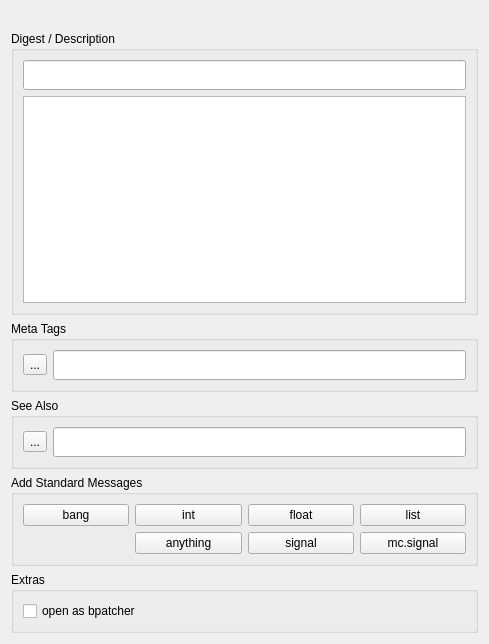
Qt form src/Edit/PagePatch.ui (xavierxeon-music/HelpForMax) before a commit.
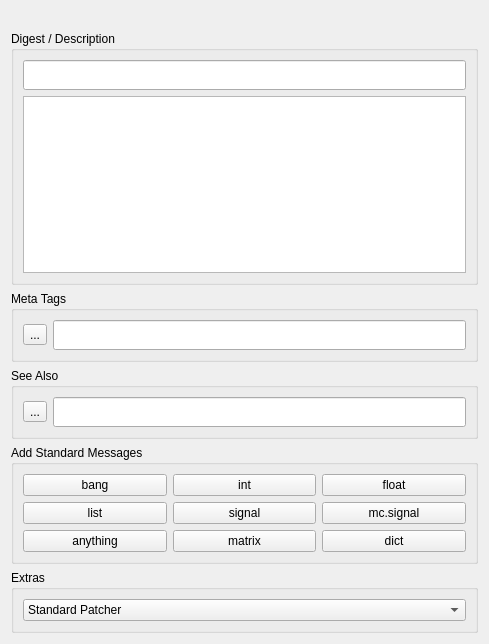
The same form after that commit.

Diff of the .ui file:
```diff
--- a/src/Edit/PagePatch.ui
+++ b/src/Edit/PagePatch.ui
@@ -116,41 +116,6 @@
       <bool>true</bool>
      </property>
      <layout class="QGridLayout" name="gridLayout">
-      <item row="0" column="1">
-       <widget class="QPushButton" name="messageIntButton">
-        <property name="text">
-         <string>int</string>
-        </property>
-       </widget>
-      </item>
-      <item row="0" column="0">
-       <widget class="QPushButton" name="messageBangButton">
-        <property name="text">
-         <string>bang</string>
-        </property>
-       </widget>
-      </item>
-      <item row="0" column="2">
-       <widget class="QPushButton" name="messageFloatButton">
-        <property name="text">
-         <string>float</string>
-        </property>
-       </widget>
-      </item>
-      <item row="0" column="3">
-       <widget class="QPushButton" name="messageListButton">
-        <property name="text">
-         <string>list</string>
-        </property>
-       </widget>
-      </item>
-      <item row="3" column="3">
-       <widget class="QPushButton" name="messageMultiSignalButton">
-        <property name="text">
-         <string>mc.signal</string>
-        </property>
-       </widget>
-      </item>
       <item row="3" column="2">
        <widget class="QPushButton" name="messageSignalButton">
         <property name="text">
@@ -158,13 +123,62 @@
         </property>
        </widget>
       </item>
-      <item row="3" column="1">
+      <item row="3" column="3">
+       <widget class="QPushButton" name="messageMultiSignalButton">
+        <property name="text">
+         <string>mc.signal</string>
+        </property>
+       </widget>
+      </item>
+      <item row="4" column="3">
+       <widget class="QPushButton" name="messageDictButton">
+        <property name="text">
+         <string>dict</string>
+        </property>
+       </widget>
+      </item>
+      <item row="4" column="2">
+       <widget class="QPushButton" name="messageMatrixButton">
+        <property name="text">
+         <string>matrix</string>
+        </property>
+       </widget>
+      </item>
+      <item row="4" column="1">
        <widget class="QPushButton" name="messageAnythingButton">
         <property name="text">
          <string>anything</string>
         </property>
        </widget>
       </item>
+      <item row="3" column="1">
+       <widget class="QPushButton" name="messageListButton">
+        <property name="text">
+         <string>list</string>
+        </property>
+       </widget>
+      </item>
+      <item row="0" column="3">
+       <widget class="QPushButton" name="messageFloatButton">
+        <property name="text">
+         <string>float</string>
+        </property>
+       </widget>
+      </item>
+      <item row="0" column="2">
+       <widget class="QPushButton" name="messageIntButton">
+        <property name="text">
+         <string>int</string>
+        </property>
+       </widget>
+      </item>
+      <item row="0" column="1">
+       <widget class="QPushButton" name="messageBangButton">
+        <property name="text">
+         <string>bang</string>
+        </property>
+       </widget>
+      </item>
      </layout>
     </widget>
    </item>
@@ -178,10 +192,27 @@
      </property>
      <layout class="QHBoxLayout" name="horizontalLayout_2">
       <item>
-       <widget class="QCheckBox" name="openAsBPatcherCheck">
-        <property name="text">
-         <string>open as bpatcher</string>
-        </property>
+       <widget class="QComboBox" name="openAsCombo">
+        <item>
+         <property name="text">
+          <string>Standard Patcher</string>
+         </property>
+        </item>
+        <item>
+         <property name="text">
+          <string>GUI Patcher</string>
+         </property>
+        </item>
+        <item>
+         <property name="text">
+          <string>Poly Patcher</string>
+         </property>
+        </item>
+        <item>
+         <property name="text">
+          <string>PFFT Patcher</string>
+         </property>
+        </item>
        </widget>
       </item>
      </layout>
```
Left out of the diff: 2 changed lines with no effect on the pictures.
